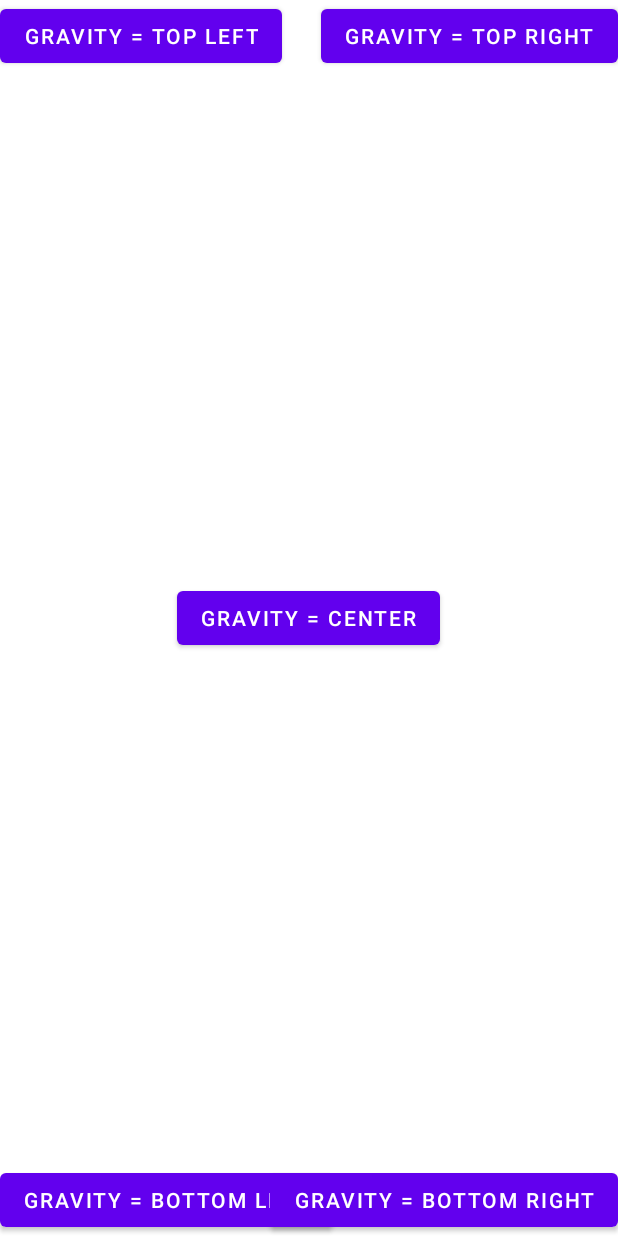
After one commit to Bebrikbtw/ProkectMDKandroidJava, an Android app: the layout grlayout.xml on its own in the app's theme, with its tools: preview values and no code run, on a phone screen of 412 x 824 dp. The commit adds this screen. Run offline under Robolectric (Android 15) with nearby library versions, the phone set to English and light mode, and no system bars.

Commit message:
конец

```diff
--- /dev/null
+++ b/layouts/src/main/res/layout/grlayout.xml
@@ -0,0 +1,47 @@
+<?xml version="1.0" encoding="utf-8"?>
+<LinearLayout
+    xmlns:android="http://schemas.android.com/apk/res/android"
+    android:orientation="vertical"
+    android:layout_width="match_parent"
+    android:layout_height="match_parent">
+    <FrameLayout
+        android:id="@+id/frameLayout1"
+        android:layout_width="match_parent"
+        android:layout_height="match_parent">
+        <Button
+            android:id="@+id/button1"
+            android:layout_width="wrap_content"
+            android:layout_height="wrap_content"
+            android:layout_gravity="top|left"
+            android:text="gravity = top left">
+        </Button>
+        <Button
+            android:id="@+id/button2"
+            android:layout_width="wrap_content"
+            android:layout_height="wrap_content"
+            android:layout_gravity="top|right"
+            android:text="gravity = top right">
+        </Button>
+        <Button
+            android:id="@+id/button3"
+            android:layout_width="wrap_content"
+            android:layout_height="wrap_content"
+            android:layout_gravity="bottom|left"
+            android:text="gravity = bottom left">
+        </Button>
+        <Button
+            android:id="@+id/button4"
+            android:layout_width="wrap_content"
+            android:layout_height="wrap_content"
+            android:layout_gravity="bottom|right"
+            android:text="gravity = bottom right">
+        </Button>
+        <Button
+            android:id="@+id/button5"
+            android:layout_width="wrap_content"
+            android:layout_height="wrap_content"
+            android:layout_gravity="center"
+            android:text="gravity = center">
+        </Button>
+    </FrameLayout>
+</LinearLayout>
```
Also changed, not shown: layouts/src/main/res/layout/alayout.xml (+8 -0 lines), layouts/src/main/res/layout/layoutprop.xml (added, +32 -0 lines), layouts/src/main/res/layout/marginlayout.xml (added, +84 -0 lines).
